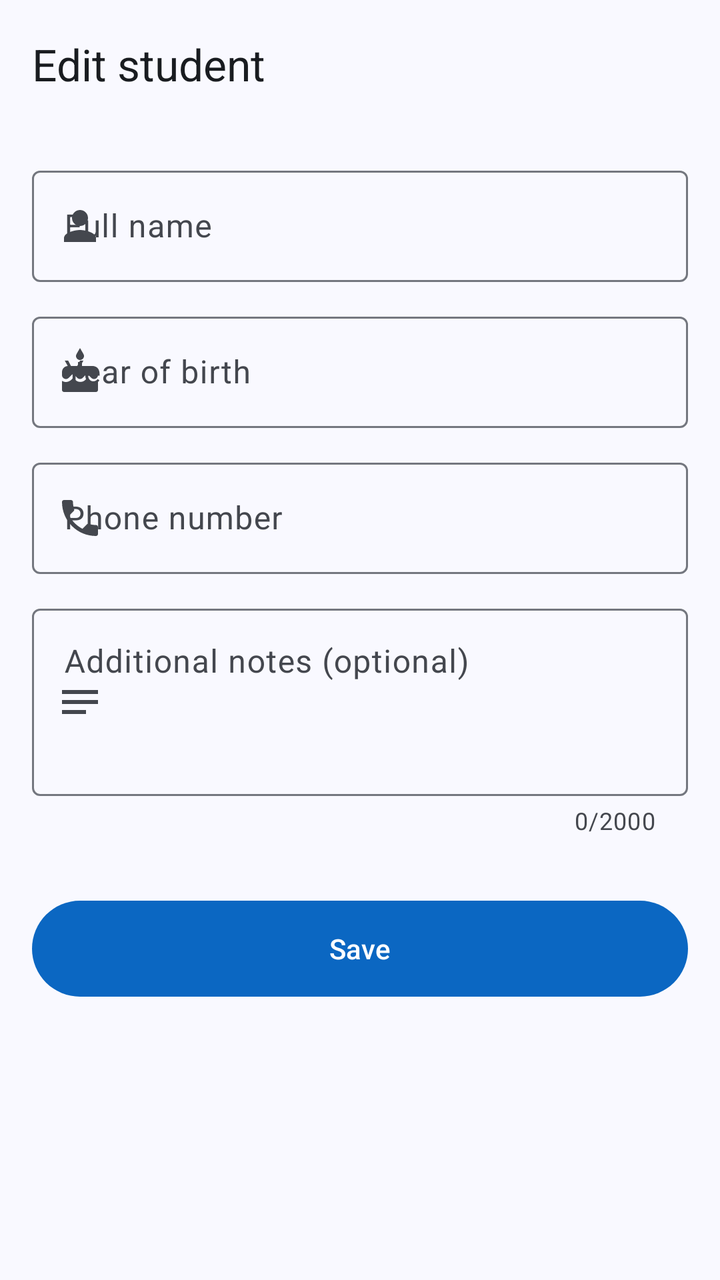
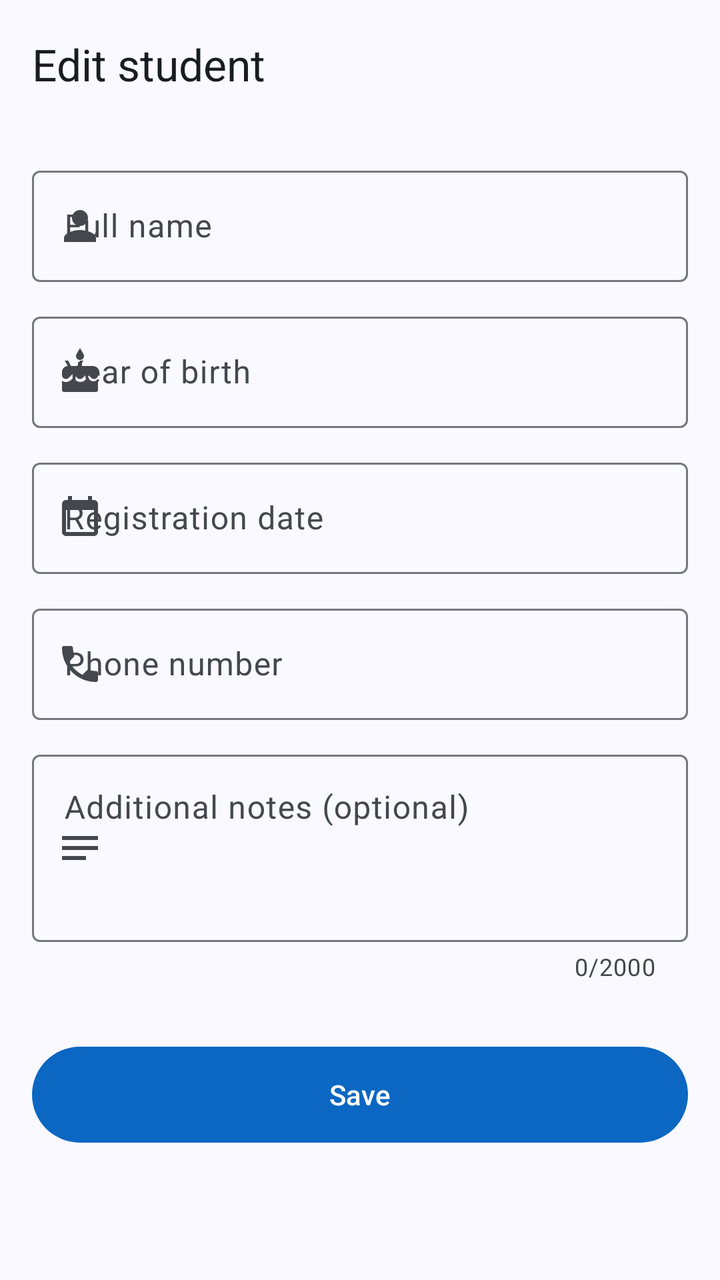

An Android layout rendered at two revisions. The XML below is the earlier revision; the diff shows what the commit changed to produce the second picture.
<!-- AndroidManifest.xml: application theme Theme.TalibPay -->
<!-- res/layout/activity_edit.xml -->
<?xml version="1.0" encoding="utf-8"?>
<androidx.coordinatorlayout.widget.CoordinatorLayout xmlns:android="http://schemas.android.com/apk/res/android"
    xmlns:app="http://schemas.android.com/apk/res-auto"
    android:id="@+id/main"
    android:layout_width="match_parent"
    android:layout_height="match_parent">

    <com.google.android.material.appbar.AppBarLayout
        android:layout_width="match_parent"
        android:layout_height="wrap_content"
        android:fitsSystemWindows="true">

        <com.google.android.material.appbar.MaterialToolbar
            android:id="@+id/toolbar"
            android:layout_width="match_parent"
            android:layout_height="?attr/actionBarSize"
            app:title="@string/edit_student" />
    </com.google.android.material.appbar.AppBarLayout>

    <androidx.core.widget.NestedScrollView
        android:layout_width="match_parent"
        android:layout_height="match_parent"
        app:layout_behavior="@string/appbar_scrolling_view_behavior">

        <androidx.constraintlayout.widget.ConstraintLayout
            android:layout_width="match_parent"
            android:layout_height="wrap_content">

            <LinearLayout
                android:layout_width="0dp"
                android:layout_height="wrap_content"
                android:orientation="vertical"
                android:padding="@dimen/screen_padding"
                app:layout_constraintEnd_toEndOf="parent"
                app:layout_constraintStart_toStartOf="parent"
                app:layout_constraintTop_toTopOf="parent"
                app:layout_constraintWidth_max="@dimen/form_max_width">

                <com.google.android.material.textfield.TextInputLayout
                    style="@style/Widget.TalibPay.TextField"
                    android:hint="@string/full_name"
                    app:startIconDrawable="@drawable/ic_person">

                    <com.google.android.material.textfield.TextInputEditText
                        android:id="@+id/edtStudentNameEdit"
                        android:layout_width="match_parent"
                        android:layout_height="wrap_content"
                        android:imeOptions="actionNext"
                        android:inputType="textPersonName|textCapWords"
                        android:maxLength="200" />
                </com.google.android.material.textfield.TextInputLayout>

                <com.google.android.material.textfield.TextInputLayout
                    style="@style/Widget.TalibPay.TextField"
                    android:hint="@string/year_of_birth"
                    app:startIconDrawable="@drawable/ic_cake">

                    <com.google.android.material.textfield.TextInputEditText
                        android:id="@+id/edtBirthYearEdit"
                        android:layout_width="match_parent"
                        android:layout_height="wrap_content"
                        android:cursorVisible="false"
                        android:focusable="false"
                        android:inputType="none" />
                </com.google.android.material.textfield.TextInputLayout>

                <com.google.android.material.textfield.TextInputLayout
                    style="@style/Widget.TalibPay.TextField"
                    android:hint="@string/phone_number"
                    app:startIconDrawable="@drawable/ic_phone">

                    <com.google.android.material.textfield.TextInputEditText
                        android:id="@+id/edtPhoneNumberEdit"
                        android:layout_width="match_parent"
                        android:layout_height="wrap_content"
                        android:imeOptions="actionNext"
                        android:inputType="phone"
                        android:maxLength="30"
                        android:textDirection="ltr" />
                </com.google.android.material.textfield.TextInputLayout>

                <com.google.android.material.textfield.TextInputLayout
                    style="@style/Widget.TalibPay.TextField"
                    android:hint="@string/additional_notes_optional"
                    app:counterEnabled="true"
                    app:counterMaxLength="2000"
                    app:startIconDrawable="@drawable/ic_notes">

                    <com.google.android.material.textfield.TextInputEditText
                        android:id="@+id/edtNotesEdit"
                        android:layout_width="match_parent"
                        android:layout_height="wrap_content"
                        android:gravity="top|start"
                        android:inputType="textMultiLine|textCapSentences"
                        android:maxLength="2000"
                        android:minLines="3" />
                </com.google.android.material.textfield.TextInputLayout>

                <com.google.android.material.button.MaterialButton
                    android:id="@+id/btnEditStudent"
                    style="@style/Widget.TalibPay.Button"
                    android:layout_width="match_parent"
                    android:layout_height="wrap_content"
                    android:layout_marginTop="16dp"
                    android:text="@string/save" />
            </LinearLayout>
        </androidx.constraintlayout.widget.ConstraintLayout>
    </androidx.core.widget.NestedScrollView>
</androidx.coordinatorlayout.widget.CoordinatorLayout>
<!-- resources referenced by this layout -->
<resources>
  <dimen name="form_max_width">480dp</dimen>
  <dimen name="screen_padding">16dp</dimen>
  <string name="additional_notes_optional">Additional notes (optional)</string>
  <string name="edit_student">Edit student</string>
  <string name="full_name">Full name</string>
  <string name="phone_number">Phone number</string>
  <string name="save">Save</string>
  <string name="year_of_birth">Year of birth</string>
  <style name="Widget.TalibPay.Button" parent="Widget.Material3.Button">
          <item name="android:minHeight">56dp</item>
          <item name="android:textAppearance">@style/TextAppearance.Material3.LabelLarge</item>
      </style>
  <style name="Widget.TalibPay.TextField" parent="Widget.Material3.TextInputLayout.OutlinedBox">
          <item name="android:layout_width">match_parent</item>
          <item name="android:layout_height">wrap_content</item>
          <item name="android:layout_marginBottom">@dimen/field_spacing</item>
      </style>
  <style name="Theme.TalibPay" parent="Base.Theme.TalibPay" />
  <dimen name="field_spacing">12dp</dimen>
  <color name="md_primary">#0B67C2</color>
  <color name="md_on_primary">#FFFFFF</color>
  <color name="md_primary_container">#D6E3FF</color>
  <color name="md_on_primary_container">#001B3D</color>
  <color name="md_inverse_primary">#A9C7FF</color>
  <color name="md_secondary">#545F71</color>
  <color name="md_on_secondary">#FFFFFF</color>
  <color name="md_secondary_container">#D8E3F8</color>
  <color name="md_on_secondary_container">#111C2B</color>
  <color name="md_tertiary">#006B5F</color>
  <color name="md_on_tertiary">#FFFFFF</color>
  <color name="md_tertiary_container">#9EF2E2</color>
  <color name="md_on_tertiary_container">#00201C</color>
  <color name="md_error">#BA1A1A</color>
  <color name="md_on_error">#FFFFFF</color>
  <color name="md_error_container">#FFDAD6</color>
  <color name="md_on_error_container">#410002</color>
  <color name="md_background">#F9F9FF</color>
  <color name="md_on_background">#191C20</color>
  <color name="md_surface">#F9F9FF</color>
  <color name="md_on_surface">#191C20</color>
  <color name="md_surface_variant">#E0E2EC</color>
  <color name="md_on_surface_variant">#44474E</color>
  <color name="md_outline">#74777F</color>
  <color name="md_outline_variant">#C4C6D0</color>
  <color name="md_surface_container_lowest">#FFFFFF</color>
  <color name="md_surface_container_low">#F3F3FA</color>
  <color name="md_surface_container">#EDEDF4</color>
  <color name="md_surface_container_high">#E7E8EE</color>
  <color name="md_surface_container_highest">#E2E2E9</color>
  <color name="md_inverse_surface">#2E3036</color>
  <color name="md_inverse_on_surface">#F0F0F7</color>
  <style name="Widget.TalibPay.Card" parent="Widget.Material3.CardView.Filled">
          <item name="cardBackgroundColor">?attr/colorSurfaceContainerLow</item>
          <item name="shapeAppearance">@style/ShapeAppearance.TalibPay.Large</item>
      </style>
  <style name="Widget.TalibPay.Toolbar" parent="Widget.Material3.Toolbar.Surface">
          <item name="titleTextAppearance">@style/TextAppearance.Material3.TitleLarge</item>
      </style>
  <style name="ShapeAppearance.TalibPay.Large" parent="">
          <item name="cornerFamily">rounded</item>
          <item name="cornerSize">20dp</item>
      </style>
  <!-- unchanged entries left out for length: 5 -->
</resources>

<!-- the commit's change to res/layout/activity_edit.xml (unified diff, before → after) -->
@@ -64,6 +64,21 @@
                         android:inputType="none" />
                 </com.google.android.material.textfield.TextInputLayout>
 
+                
+                <com.google.android.material.textfield.TextInputLayout
+                    style="@style/Widget.TalibPay.TextField"
+                    android:hint="@string/registration_date"
+                    app:startIconDrawable="@drawable/ic_calendar">
+
+                    <com.google.android.material.textfield.TextInputEditText
+                        android:id="@+id/edtRegistrationDateEdit"
+                        android:layout_width="match_parent"
+                        android:layout_height="wrap_content"
+                        android:cursorVisible="false"
+                        android:focusable="false"
+                        android:inputType="none" />
+                </com.google.android.material.textfield.TextInputLayout>
+
                 <com.google.android.material.textfield.TextInputLayout
                     style="@style/Widget.TalibPay.TextField"
                     android:hint="@string/phone_number"
<!-- resource entries referenced after the edit -->
@@ -2,10 +2,22 @@
 <resources>
   <dimen name="form_max_width">480dp</dimen>
   <dimen name="screen_padding">16dp</dimen>
+  <!-- drawable ic_calendar (drawable) -->
+  <vector xmlns:android="http://schemas.android.com/apk/res/android"
+      android:width="24dp"
+      android:height="24dp"
+      android:tint="?attr/colorControlNormal"
+      android:viewportWidth="24"
+      android:viewportHeight="24">
+      <path
+          android:fillColor="@android:color/white"
+          android:pathData="M19,3h-1V1h-2v2H8V1H6v2H5c-1.11,0 -1.99,0.9 -1.99,2L3,19c0,1.1 0.89,2 2,2h14c1.1,0 2,-0.9 2,-2V5c0,-1.1 -0.9,-2 -2,-2zM19,19H5V8h14v11z" />
+  </vector>
   <string name="additional_notes_optional">Additional notes (optional)</string>
   <string name="edit_student">Edit student</string>
   <string name="full_name">Full name</string>
   <string name="phone_number">Phone number</string>
+  <string name="registration_date">Registration date</string>
   <string name="save">Save</string>
   <string name="year_of_birth">Year of birth</string>
   <style name="Widget.TalibPay.Button" parent="Widget.Material3.Button">
